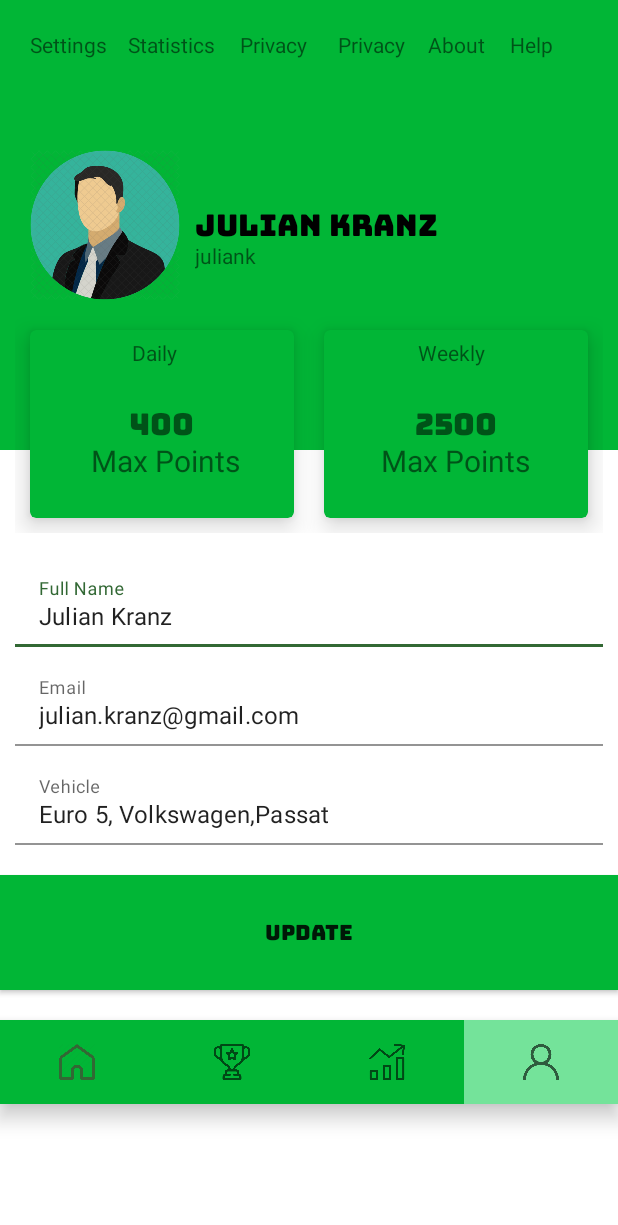
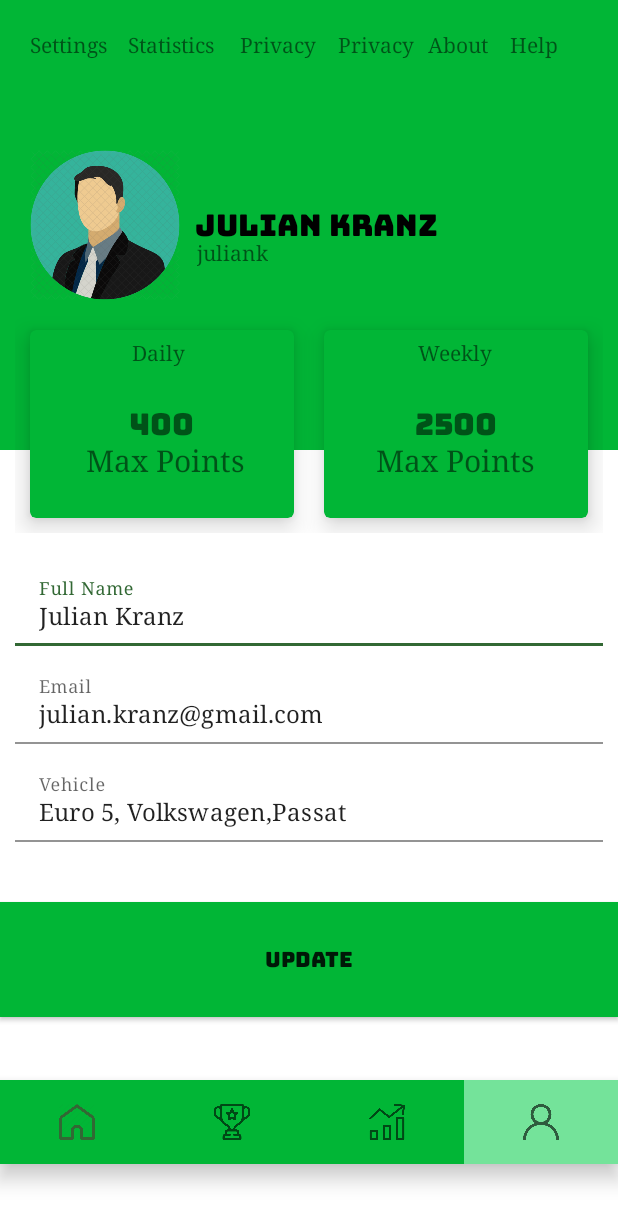
Before and after one commit to weirdkey/Green-Karma, an Android app: the UserProfile screen opened directly, with no data from a screen before it, on a phone screen of 412 x 824 dp. Shown: the top 1225 px of the screen. Run offline under Robolectric (Android 15) with nearby library versions, the phone set to English and light mode, and no system bars.

Commit message:
merge conflict123456789101234567

```diff
--- a/MyFirstApp/app/src/main/res/layout/activity_home.xml
+++ b/MyFirstApp/app/src/main/res/layout/activity_home.xml
@@ -136,8 +136,6 @@
         android:layout_marginStart="16dp"
         android:layout_marginLeft="16dp"
         android:layout_marginTop="8dp"
-        android:layout_marginEnd="7dp"
-        android:layout_marginRight="7dp"
         android:layout_marginBottom="8dp"
         android:gravity="center"
         android:text="Karma Level:  Enthusiast"
--- a/MyFirstApp/app/src/main/res/layout/activity_profile.xml
+++ b/MyFirstApp/app/src/main/res/layout/activity_profile.xml
@@ -33,24 +33,28 @@
             android:includeFontPadding="false"
             android:text="Julian Kranz"
             android:textColor="#000"
-            android:textSize="20sp" />
+            android:textSize="20sp"
+            android:typeface="serif" />
 
         <TextView
             android:id="@+id/username_field"
             android:layout_width="wrap_content"
             android:layout_height="wrap_content"
             android:layout_below="@id/fullname_field"
-            android:layout_marginLeft="10dp"
+            android:layout_marginLeft="11dp"
+            android:layout_marginTop="-2dp"
             android:layout_toRightOf="@+id/profile_picture"
             android:includeFontPadding="false"
             android:text="juliank"
-            android:textSize="14sp" />
+            android:textSize="14sp"
+            android:typeface="serif" />
 
         <TextView
             android:id="@+id/textView12"
             android:layout_width="wrap_content"
             android:layout_height="wrap_content"
-            android:text="Settings" />
+            android:text="Settings"
+            android:typeface="serif" />
 
         <TextView
             android:id="@+id/textView17"
@@ -58,7 +62,8 @@
             android:layout_height="wrap_content"
             android:layout_marginStart="65dp"
             android:layout_marginLeft="65dp"
-            android:text="Statistics" />
+            android:text="Statistics"
+            android:typeface="serif" />
 
         <TextView
             android:id="@+id/textView19"
@@ -66,7 +71,8 @@
             android:layout_height="wrap_content"
             android:layout_marginStart="140dp"
             android:layout_marginLeft="140dp"
-            android:text="Privacy" />
+            android:text="Privacy"
+            android:typeface="serif" />
 
         <TextView
             android:id="@+id/textView21"
@@ -74,15 +80,17 @@
             android:layout_height="wrap_content"
             android:layout_marginStart="205dp"
             android:layout_marginLeft="205dp"
-            android:text="Privacy" />
+            android:text="Privacy"
+            android:typeface="serif" />
 
         <TextView
             android:id="@+id/textView18"
-            android:layout_width="wrap_content"
+            android:layout_width="45dp"
             android:layout_height="wrap_content"
             android:layout_marginStart="265dp"
             android:layout_marginLeft="265dp"
-            android:text="About" />
+            android:text="About"
+            android:typeface="serif" />
 
         <TextView
             android:id="@+id/textView20"
@@ -90,7 +98,8 @@
             android:layout_height="wrap_content"
             android:layout_marginStart="320dp"
             android:layout_marginLeft="320dp"
-            android:text="Help" />
+            android:text="Help"
+            android:typeface="serif" />
     </RelativeLayout>
 
     <LinearLayout
@@ -116,7 +125,8 @@
                     android:layout_width="40dp"
                     android:layout_height="30dp"
                     android:layout_centerHorizontal="true"
-                    android:text="Daily"></TextView>
+                    android:text="Daily"
+                    android:typeface="serif"></TextView>
 
                 <TextView
                     android:id="@+id/daily"
@@ -136,7 +146,8 @@
                     android:layout_centerHorizontal="true"
                     android:includeFontPadding="false"
                     android:text=" Max Points"
-                    android:textSize="20sp" />
+                    android:textSize="20sp"
+                    android:typeface="serif" />
             </RelativeLayout>
         </com.google.android.material.card.MaterialCardView>
 
@@ -157,7 +168,8 @@
                     android:layout_width="50dp"
                     android:layout_height="30dp"
                     android:layout_centerHorizontal="true"
-                    android:text="Weekly"></TextView>
+                    android:text="Weekly"
+                    android:typeface="serif"></TextView>
 
                 <TextView
                     android:id="@+id/weekly"
@@ -177,7 +189,8 @@
                     android:layout_centerHorizontal="true"
                     android:includeFontPadding="false"
                     android:text="Max Points"
-                    android:textSize="20sp" />
+                    android:textSize="20sp"
+                    android:typeface="serif" />
             </RelativeLayout>
         </com.google.android.material.card.MaterialCardView>
 
@@ -199,7 +212,8 @@
                 android:layout_width="match_parent"
                 android:layout_height="wrap_content"
                 android:background="@color/white"
-                android:text="Julian Kranz">
+                android:text="Julian Kranz"
+                android:typeface="serif">
 
             </com.google.android.material.textfield.TextInputEditText>
         </com.google.android.material.textfield.TextInputLayout>
@@ -214,7 +228,8 @@
                 android:layout_width="match_parent"
                 android:layout_height="wrap_content"
                 android:background="@color/white"
-                android:text="julian.kranz@gmail.com">
+                android:text="julian.kranz@gmail.com"
+                android:typeface="serif">
 
             </com.google.android.material.textfield.TextInputEditText>
         </com.google.android.material.textfield.TextInputLayout>
@@ -229,7 +244,8 @@
                 android:layout_width="match_parent"
                 android:layout_height="wrap_content"
                 android:background="@color/white"
-                android:text="Euro 5, Volkswagen,Passat">
+                android:text="Euro 5, Volkswagen,Passat"
+                android:typeface="serif">
 
             </com.google.android.material.textfield.TextInputEditText>
         </com.google.android.material.textfield.TextInputLayout>
@@ -240,6 +256,7 @@
     <Button
         android:layout_width="match_parent"
         android:layout_height="wrap_content"
+        android:layout_marginTop="20dp"
         android:background="#01B636"
         android:fontFamily="@font/bungee"
         android:padding="20dp"
@@ -251,7 +268,7 @@
         android:layout_height="wrap_content"
         android:layout_alignParentBottom="true"
         android:layout_gravity="bottom"
-        android:layout_marginTop="20dp"
+        android:layout_marginTop="42dp"
         android:background="#01B636"
         app:itemHorizontalTranslationEnabled="false"
         app:labelVisibilityMode="unlabeled"
```
Also changed, not shown: MyFirstApp/app/src/main/res/layout/activity_bottomlayout.xml (+18 -9 lines).
